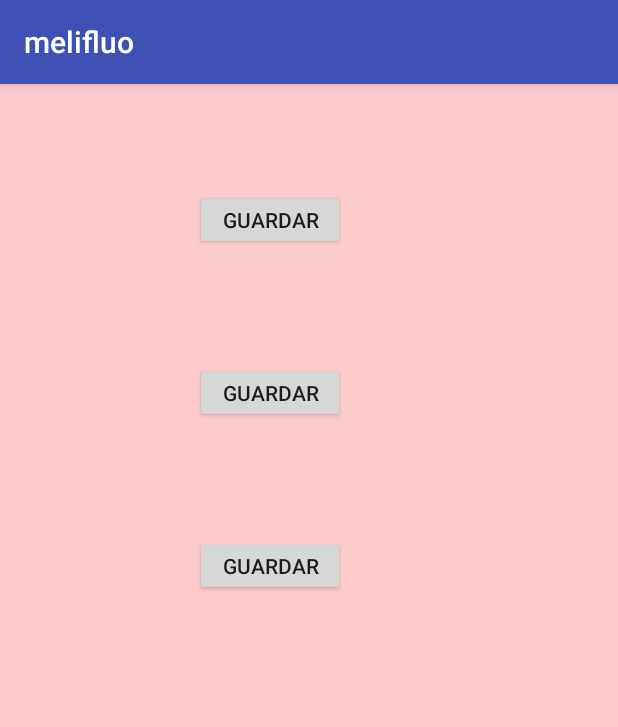
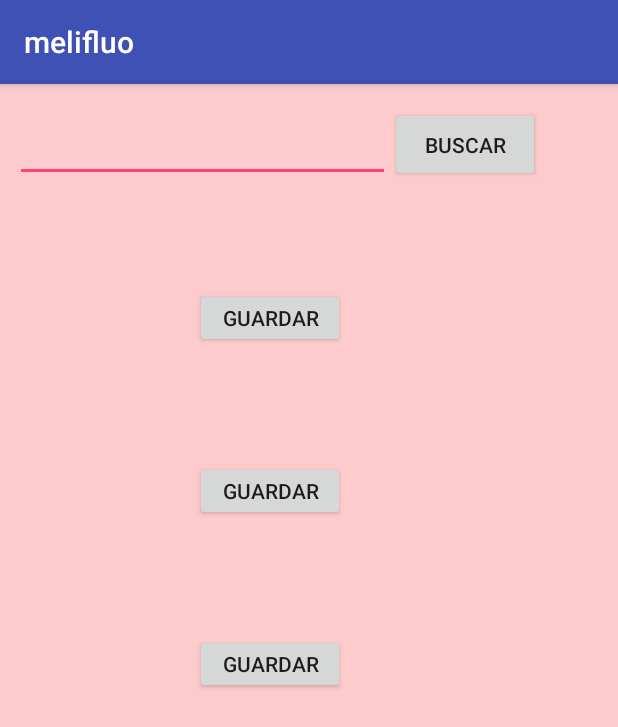
Before and after one commit to ClaudiaPC3/melifluo, an Android app: the Busqueda screen opened directly, with no data from a screen before it, on a phone screen of 412 x 824 dp. Shown: the top 727 px of the screen. Run offline under Robolectric (Android 15) with nearby library versions, the phone set to English and light mode, and no system bars; our stand-ins replace Picasso, Volley; network calls fail; pictures from the network do not load; 3 statements that could not run were skipped.

Commit message:
opcion buscar

```diff
--- a/app/src/main/res/layout/activity_busqueda.xml
+++ b/app/src/main/res/layout/activity_busqueda.xml
@@ -5,6 +5,30 @@
     android:layout_height="match_parent"
     android:layout_width="match_parent"
     android:orientation="vertical">
+
+    <LinearLayout
+        android:layout_width="match_parent"
+        android:layout_height="50dp"
+        android:orientation="horizontal"
+        android:layout_marginTop="15dp"
+        android:layout_marginRight="15dp"
+        android:layout_marginLeft="10dp" >
+
+        <EditText
+            android:id="@+id/numero_edicion"
+            android:layout_width="250dp"
+            android:layout_height="match_parent"
+            android:layout_gravity="left" />
+
+        <Button
+            android:id="@+id/btn1"
+            android:layout_width="100dp"
+            android:layout_height="match_parent"
+            android:layout_gravity="left"
+            android:text="Buscar" />
+
+    </LinearLayout>
+
     <LinearLayout
         android:layout_width="match_parent"
         android:layout_height="wrap_content"
```
Also changed, not shown: app/src/main/java/com/example/claudia/melifluo/admin_libros.java (+11 -0 lines), app/src/main/res/layout/admin_libros.xml (+4 -4 lines).
